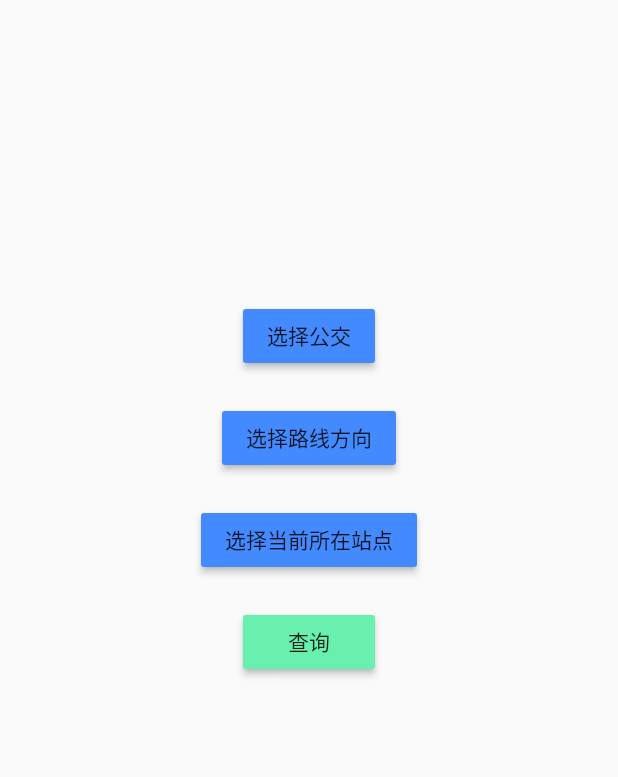
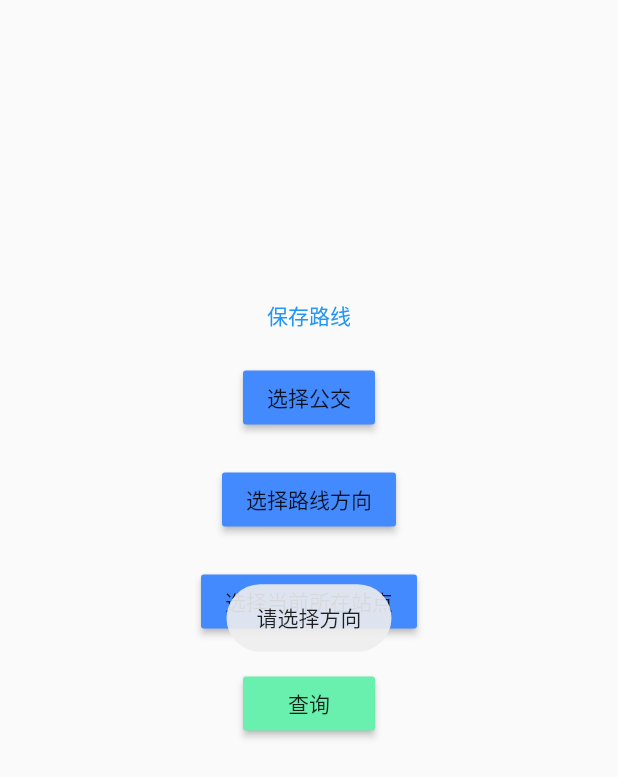
Before and after one commit to bingocode/flutter_bingocode, a Flutter app: the screen it shows after launch, after a tap on "查询", on a phone screen of 412 x 824 dp. Shown: the top 777 px of the screen. Run offline on Flutter 3.47's test engine with Material 2 defaults, Android fonts, the phone set to English and light mode, and no system bars; our stand-ins replace fluttertoast, shared_preferences; network calls fail.

Commit message:
feat: 修复部分bug，增加容错提示

```diff
--- a/lib/choosebus/ChooseBusPage.dart
+++ b/lib/choosebus/ChooseBusPage.dart
@@ -1,3 +1,4 @@
+import 'dart:async';
 import 'dart:convert';
 
 import 'package:flutter/material.dart';
@@ -6,9 +7,12 @@ import 'package:flutter_bingocode/bean/StationInfo.dart';
 import 'package:flutter_bingocode/resources/strings.dart';
 import 'package:flutter_bingocode/showbus/ShowBusPage.dart';
 import 'package:flutter_bingocode/util/ConstantUtil.dart';
+import 'package:fluttertoast/fluttertoast.dart';
 import 'package:html/dom.dart' as dom;
 import 'package:html/parser.dart' show parse;
 import 'package:http/http.dart' as http;
+import 'package:shared_preferences/shared_preferences.dart';
+import 'package:flutter_bingocode/resources/colors.dart';
 
 class ChooseBusPage extends StatefulWidget {
   @override
@@ -29,7 +33,13 @@ class ChooseBusState extends State<ChooseBusPage> {
   @override
   void initState() {
     super.initState();
+    _getSavedBusLine().then((String saveBusLine) {
+      busLine = saveBusLine;
+      if (busLine != null) {
+        _getDirList(busLine);
+      }
       _getBusList();
+    });
   }
 
   @override
@@ -42,34 +52,47 @@ class ChooseBusState extends State<ChooseBusPage> {
         children: <Widget>[
           Padding(
               padding: const EdgeInsets.only(bottom: 20.0),
+              child: GestureDetector(
+                onTap: () {
+                  _saveBusLine(busLine);
+                },
+                child: Text(
+                  StringRes.saveBusLine,
+                  style: TextStyle(
+                    color: Colors.blue,
+                  ),
+                ),
+              )),
+          Padding(
+            padding: const EdgeInsets.only(bottom: 20.0),
             child: MaterialButton(
               color: Colors.blueAccent,
-                child:
-                    busLine == null ? Text(Strings.chooseBus) : Text(busLine),
+              child: busLine == null ? Text(StringRes.chooseBus) : Text(busLine),
               onPressed: () {
                 showDialog(
                     context: context,
                     builder: (BuildContext context) {
                       return SimpleDialog(
-                          title: Text(Strings.chooseBus),
+                        title: Text(StringRes.chooseBus),
                         children: _getBusLineWeights(context),
                       );
                     });
               },
-              )),
+            ),
+          ),
           Padding(
               padding: const EdgeInsets.only(bottom: 20.0),
               child: MaterialButton(
                 color: Colors.blueAccent,
                 child: busDir == null
-                    ? Text(Strings.chooseDir)
+                    ? Text(StringRes.chooseDir)
                     : Text(busDir.direction),
                 onPressed: () {
                   showDialog(
                       context: context,
                       builder: (BuildContext context) {
                         return SimpleDialog(
-                          title: Text(Strings.chooseDir),
+                          title: Text(StringRes.chooseDir),
                           children: _getBusDirWeights(context),
                         );
                       });
@@ -80,14 +103,14 @@ class ChooseBusState extends State<ChooseBusPage> {
               child: MaterialButton(
                 color: Colors.blueAccent,
                 child: busSelfStop == null
-                    ? Text(Strings.chooseStation)
+                    ? Text(StringRes.chooseStation)
                     : Text(busSelfStop.name),
                 onPressed: () {
                   showDialog(
                       context: context,
                       builder: (BuildContext context) {
                         return SimpleDialog(
-                          title: Text(Strings.chooseStation),
+                          title: Text(StringRes.chooseStation),
                           children: _getBusStationWeights(context),
                         );
                       });
@@ -96,15 +119,46 @@ class ChooseBusState extends State<ChooseBusPage> {
           Padding(
             padding: const EdgeInsets.only(bottom: 20.0),
             child: MaterialButton(
-                color:Colors.greenAccent,
-                child: Text(Strings.queryBus),
+                color: Colors.greenAccent,
+                child: Text(StringRes.queryBus),
                 onPressed: () {
-                  _getOnlineBusInfo(busLine, busDir.directionId, busSelfStop.index);
+                  if (busLine != null &&
+                      busDir != null &&
+                      busSelfStop != null) {
+                    _getOnlineBusInfo(
+                        busLine, busDir.directionId, busSelfStop.index);
+                  } else {
+                    String msg = StringRes.choose_bus_hint;
+                    if (busDir == null) {
+                      msg = StringRes.choose_dir_hint;
+                    } else if (busSelfStop == null) {
+                      msg = StringRes.choose_selfStop_hint;
+                    }
+                    Fluttertoast.showToast(
+                        msg: msg,
+                        toastLength: Toast.LENGTH_SHORT,
+                        gravity: ToastGravity.CENTER,
+                        timeInSecForIos: 1,
+                        bgcolor: ColorRes.gray_toast_bg,
+                        textcolor: ColorRes.white
+                    );
+                  }
+
                 }),
           )
         ],
       ),
     ));
+  }
+
+  _saveBusLine(String busLine) async {
+    SharedPreferences prefs = await SharedPreferences.getInstance();
+    prefs.setString(KeyConstant.keyBusLine, busLine);
+  }
+
+  Future<String> _getSavedBusLine() async {
+    SharedPreferences prefs = await SharedPreferences.getInstance();
+    return prefs.getString(KeyConstant.keyBusLine);
   }
 
   List<SimpleDialogOption> _getBusLineWeights(BuildContext context) {
@@ -227,7 +281,7 @@ class ChooseBusState extends State<ChooseBusPage> {
   }
 
   // 获取实时公交信息
-  void _getOnlineBusInfo (
+  void _getOnlineBusInfo(
       String busLine, String busDir, String busSelfStop) async {
     var busOnlineUrl = '${UrlConstant
         .getBusOnLineUrl}&selBLine=$busLine&selBDir=$busDir&selBStop=$busSelfStop';
@@ -259,6 +313,7 @@ class ChooseBusState extends State<ChooseBusPage> {
       print(
           'request busOnline error ${responseBusOnline.statusCode.toString()}');
     }
+    clearTags();
     if (buscList.length > 0) {
       for (String index in buscList) {
         for (StationInfo station in stationInfoList) {
@@ -279,7 +334,15 @@ class ChooseBusState extends State<ChooseBusPage> {
     }
     Navigator.push(
         context,
-        MaterialPageRoute(builder: (context) => ShowBusPage(busLine, busDir, busSelfStop, stationInfoList))
-    );
+        MaterialPageRoute(
+            builder: (context) =>
+                ShowBusPage(busLine, busDir, busSelfStop, stationInfoList)));
+  }
+
+  void clearTags() {
+    for (StationInfo station in stationInfoList) {
+      station.hasNextBus = false;
+      station.hasBus = false;
     }
   }
+}
--- /dev/null
+++ b/lib/resources/colors.dart
@@ -0,0 +1,4 @@
+class ColorRes {
+  static const String gray_toast_bg = '#434A4C';
+  static const String white = "#ffffff";
+}
--- a/lib/resources/strings.dart
+++ b/lib/resources/strings.dart
@@ -1,6 +1,10 @@
-class Strings {
+class StringRes {
   static const String chooseBus = '选择公交';
   static const String chooseDir = '选择路线方向';
   static const String chooseStation = '选择当前所在站点';
   static const String queryBus = '查询';
+  static const String saveBusLine = '保存路线';
+  static const String choose_bus_hint = '请选择公交路线';
+  static const String choose_dir_hint = '请选择方向';
+  static const String choose_selfStop_hint = '请选择所在站点';
 }
--- a/lib/util/ConstantUtil.dart
+++ b/lib/util/ConstantUtil.dart
@@ -6,3 +6,7 @@ class UrlConstant {
   static const getStationUrl = '$baseUrl?act=getDirStation';
   static const getBusOnLineUrl = '$baseUrl?act=busTime';
 }
+
+class KeyConstant {
+  static const keyBusLine = "busLine";
+}
--- a/pubspec.yaml
+++ b/pubspec.yaml
@@ -8,6 +8,8 @@ dependencies:
   # The following adds the Cupertino Icons font to your application.
   # Use with the CupertinoIcons class for iOS style icons.
   cupertino_icons: ^0.1.2
+  shared_preferences: ^0.4.2
+  fluttertoast: ^2.0.7
 
 dev_dependencies:
   flutter_test:
```
Also changed, not shown: pubspec.lock, 5 other files. Lines whose indentation alone changed are shown as unchanged.
